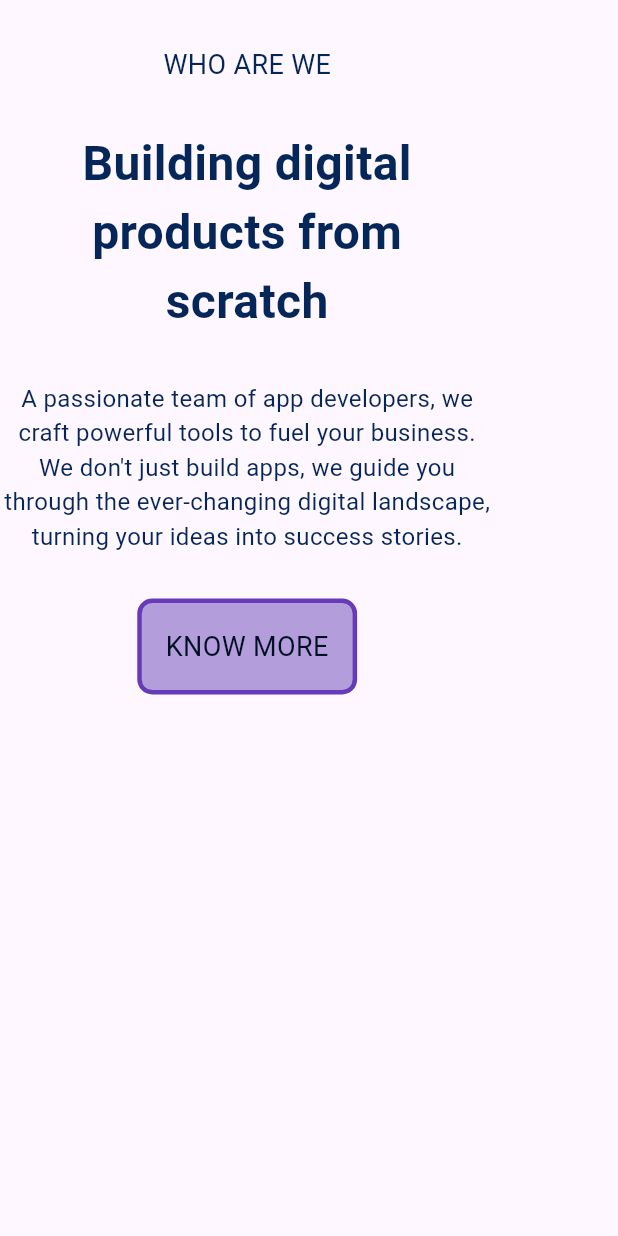
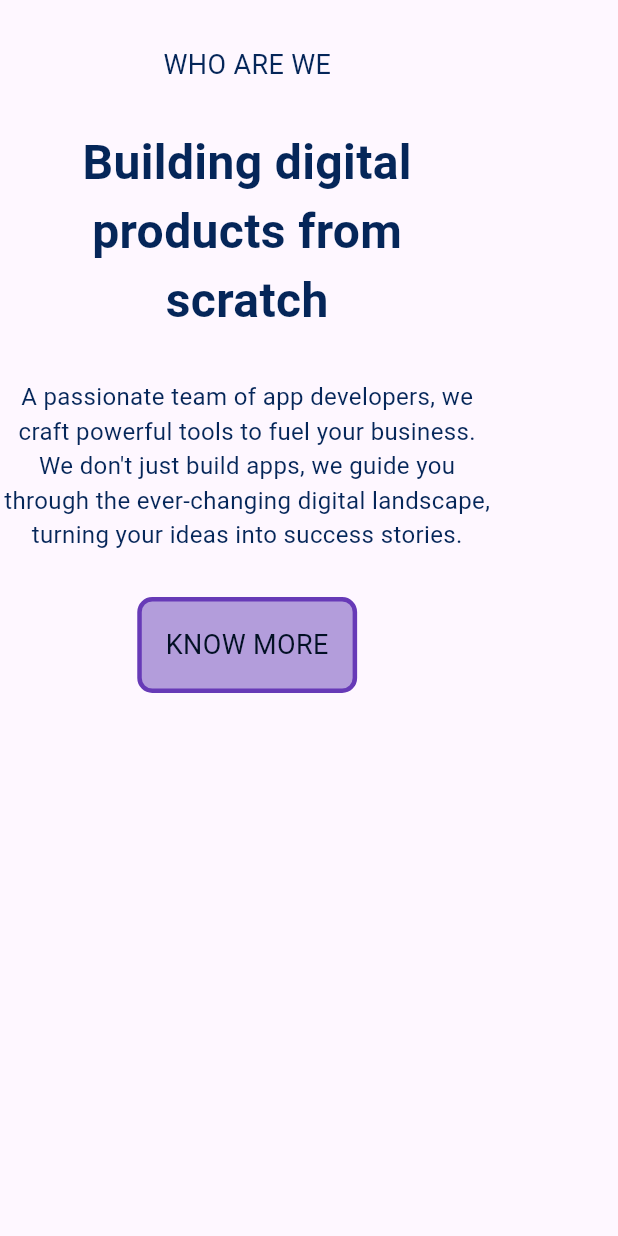
Before and after one commit to amankr00/nsapps, a Flutter app: the Mphase2 widget shown alone on an empty page, opened directly, on a phone screen of 412 x 824 dp. Run offline on Flutter 3.47's test engine with Material 3 defaults, Android fonts, the light colour scheme and no system bars; our stand-ins replace carousel_slider, flutter_animate, flutter_svg, google_fonts, lottie, responsive_builder and 1 more; network calls fail; Roboto replaces fonts that are missing (roboto).

Commit message:
5rd Commit

```diff
--- a/lib/mobile/mphase2.dart
+++ b/lib/mobile/mphase2.dart
@@ -25,7 +25,7 @@ bool _isKnowMoreHovered = false;
                                     fontWeight: FontWeight.normal,
                                     color: Color(0xff052659)))),
                         SizedBox(
-                          height: 30,
+                          height: 29,
                         ),
                         Container(
                             // color : Colors.red,
```
